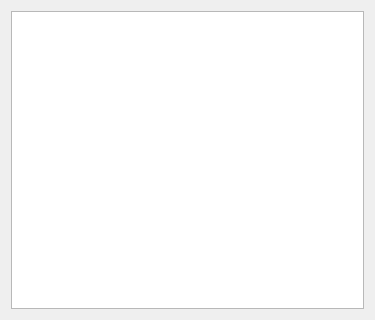
First picture: the form in visualizarlog.ui, repository rodrigogirao/QAgenda, before the edit.
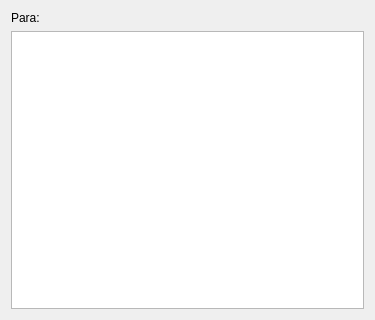
Second picture: the form after the edit.

The edit to the form file:
```diff
--- a/visualizarlog.ui
+++ b/visualizarlog.ui
@@ -13,7 +13,14 @@
   <property name="windowTitle">
    <string>Form</string>
   </property>
-  <layout class="QHBoxLayout" name="horizontalLayout">
+  <layout class="QVBoxLayout" name="verticalLayout">
+   <item>
+    <widget class="QLabel" name="destinatario">
+     <property name="text">
+      <string>Para: </string>
+     </property>
+    </widget>
+   </item>
    <item>
     <widget class="QPlainTextEdit" name="plainTextEdit"/>
    </item>
```
